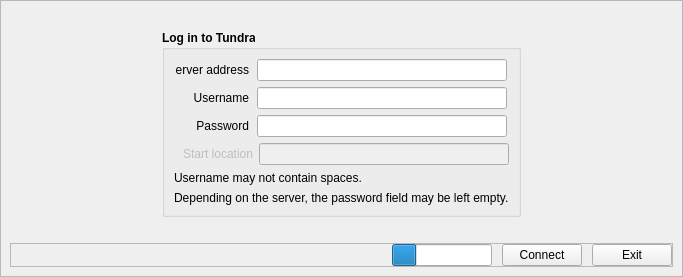
realXtend/tundra, file LoginScreenModule/ui/LoginWidget.ui: the form before one commit.
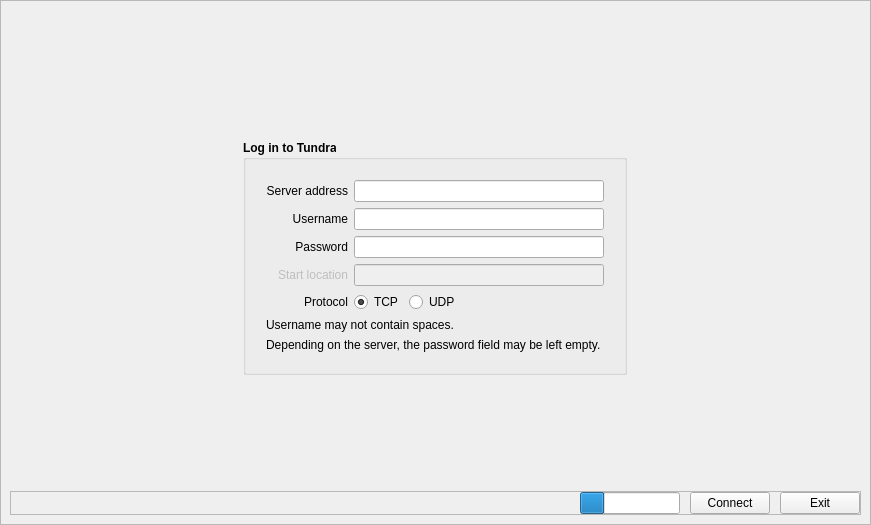
The form after the commit.

Commit message: Login now has UI to select UDP or TCP as the protocol. Login now saves last succesfull login data to a file and read it at startup.

```diff
--- a/LoginScreenModule/ui/LoginWidget.ui
+++ b/LoginScreenModule/ui/LoginWidget.ui
@@ -6,8 +6,8 @@
    <rect>
     <x>0</x>
     <y>0</y>
-    <width>683</width>
-    <height>277</height>
+    <width>871</width>
+    <height>525</height>
    </rect>
   </property>
   <property name="windowTitle">
@@ -31,25 +31,32 @@
      <layout class="QVBoxLayout" name="verticalLayout">
       <item>
        <layout class="QVBoxLayout" name="verticalLayout_BottomContainer">
+        <item>
+         <spacer name="verticalSpacer_2">
+          <property name="orientation">
+           <enum>Qt::Vertical</enum>
+          </property>
+          <property name="sizeHint" stdset="0">
+           <size>
+            <width>1</width>
+            <height>1</height>
+           </size>
+          </property>
+         </spacer>
+        </item>
         <item>
          <layout class="QHBoxLayout" name="horizontalLayout_LoginSplitHelp">
           <item>
            <layout class="QVBoxLayout" name="verticalLayout_LoginHolder">
             <item>
-             <spacer name="verticalSpacer_2">
-              <property name="orientation">
-               <enum>Qt::Vertical</enum>
+             <widget class="QLabel" name="label_ClientLogo">
+              <property name="text">
+               <string/>
               </property>
-              <property name="sizeHint" stdset="0">
-               <size>
-                <width>20</width>
-                <height>40</height>
-               </size>
+              <property name="alignment">
+               <set>Qt::AlignCenter</set>
               </property>
-             </spacer>
-            </item>
-            <item>
-             <layout class="QHBoxLayout" name="horizontalLayout_2"/>
+             </widget>
             </item>
             <item>
              <layout class="QHBoxLayout" name="horizontalLayout_8">
@@ -59,7 +66,7 @@
               <item>
                <widget class="QGroupBox" name="groupBox_2">
                 <property name="sizePolicy">
-                 <sizepolicy hsizetype="Fixed" vsizetype="Fixed">
+                 <sizepolicy hsizetype="Fixed" vsizetype="Preferred">
                   <horstretch>0</horstretch>
                   <verstretch>0</verstretch>
                  </sizepolicy>
@@ -74,16 +81,16 @@
                  <string>Log in to Tundra</string>
                 </property>
                 <layout class="QVBoxLayout" name="verticalLayout_3">
+                 <property name="margin">
+                  <number>20</number>
+                 </property>
                  <item>
-                  <layout class="QHBoxLayout" name="horizontalLayout_5">
-                   <item>
+                  <layout class="QFormLayout" name="formLayout">
+                   <property name="labelAlignment">
+                    <set>Qt::AlignRight|Qt::AlignTrailing|Qt::AlignVCenter</set>
+                   </property>
+                   <item row="0" column="0">
                     <widget class="QLabel" name="label_WorldAddress">
-                     <property name="maximumSize">
-                      <size>
-                       <width>73</width>
-                       <height>16777215</height>
-                      </size>
-                     </property>
                      <property name="font">
                       <font>
                        <weight>50</weight>
@@ -104,7 +111,7 @@
                      </property>
                     </widget>
                    </item>
-                   <item>
+                   <item row="0" column="1">
                     <widget class="QLineEdit" name="lineEdit_WorldAddress">
                      <property name="sizePolicy">
                       <sizepolicy hsizetype="Fixed" vsizetype="Fixed">
@@ -129,23 +136,8 @@
                      </property>
                     </widget>
                    </item>
-                  </layout>
-                 </item>
-                 <item>
-                  <layout class="QVBoxLayout" name="verticalLayout_InputFields">
-                   <property name="bottomMargin">
-                    <number>0</number>
-                   </property>
-                   <item>
-                    <layout class="QHBoxLayout" name="horizontalLayout_3">
-                     <item>
+                   <item row="1" column="0">
                       <widget class="QLabel" name="label_Username">
-                       <property name="maximumSize">
-                        <size>
-                         <width>73</width>
-                         <height>16777215</height>
-                        </size>
-                       </property>
                        <property name="font">
                         <font>
                          <weight>50</weight>
@@ -163,7 +155,7 @@
                        </property>
                       </widget>
                      </item>
-                     <item>
+                   <item row="1" column="1">
                       <widget class="QLineEdit" name="lineEdit_Username">
                        <property name="sizePolicy">
                         <sizepolicy hsizetype="Fixed" vsizetype="Fixed">
@@ -185,18 +177,8 @@
                        </property>
                       </widget>
                      </item>
-                    </layout>
-                   </item>
-                   <item>
-                    <layout class="QHBoxLayout" name="horizontalLayout_4">
-                     <item>
+                   <item row="2" column="0">
                       <widget class="QLabel" name="label_Password">
-                       <property name="maximumSize">
-                        <size>
-                         <width>73</width>
-                         <height>16777215</height>
-                        </size>
-                       </property>
                        <property name="font">
                         <font>
                          <weight>50</weight>
@@ -214,7 +196,7 @@
                        </property>
                       </widget>
                      </item>
-                     <item>
+                   <item row="2" column="1">
                       <widget class="QLineEdit" name="lineEdit_Password">
                        <property name="sizePolicy">
                         <sizepolicy hsizetype="Fixed" vsizetype="Fixed">
@@ -239,11 +221,7 @@
                        </property>
                       </widget>
                      </item>
-                    </layout>
-                   </item>
-                   <item>
-                    <layout class="QHBoxLayout" name="horizontalLayout_9" stretch="0,0">
-                     <item>
+                   <item row="3" column="0">
                       <widget class="QLabel" name="label_StartLocation">
                        <property name="enabled">
                         <bool>false</bool>
@@ -262,7 +240,7 @@
                        </property>
                       </widget>
                      </item>
-                     <item>
+                   <item row="3" column="1">
                       <widget class="QLineEdit" name="lineEdit_StartLocation">
                        <property name="enabled">
                         <bool>false</bool>
@@ -281,6 +259,66 @@
                        </property>
                       </widget>
                      </item>
+                   <item row="4" column="0">
+                    <widget class="QLabel" name="label_Protocol">
+                     <property name="font">
+                      <font>
+                       <weight>50</weight>
+                       <bold>false</bold>
+                      </font>
+                     </property>
+                     <property name="text">
+                      <string>Protocol</string>
+                     </property>
+                     <property name="alignment">
+                      <set>Qt::AlignRight|Qt::AlignTrailing|Qt::AlignVCenter</set>
+                     </property>
+                    </widget>
+                   </item>
+                   <item row="4" column="1">
+                    <layout class="QHBoxLayout" name="horizontalLayout">
+                     <item>
+                      <widget class="QRadioButton" name="radioButton_ProtocolTCP">
+                       <property name="font">
+                        <font>
+                         <weight>50</weight>
+                         <bold>false</bold>
+                        </font>
+                       </property>
+                       <property name="text">
+                        <string>TCP</string>
+                       </property>
+                       <property name="checked">
+                        <bool>true</bool>
+                       </property>
+                      </widget>
+                     </item>
+                     <item>
+                      <widget class="QRadioButton" name="radioButton_ProtocolUDP">
+                       <property name="font">
+                        <font>
+                         <weight>50</weight>
+                         <bold>false</bold>
+                        </font>
+                       </property>
+                       <property name="text">
+                        <string>UDP</string>
+                       </property>
+                      </widget>
+                     </item>
+                     <item>
+                      <spacer name="horizontalSpacer">
+                       <property name="orientation">
+                        <enum>Qt::Horizontal</enum>
+                       </property>
+                       <property name="sizeHint" stdset="0">
+                        <size>
+                         <width>40</width>
+                         <height>20</height>
+                        </size>
+                       </property>
+                      </spacer>
+                     </item>
                     </layout>
                    </item>
                   </layout>
@@ -327,8 +365,8 @@
           </property>
           <property name="sizeHint" stdset="0">
            <size>
-            <width>20</width>
-            <height>40</height>
+            <width>1</width>
+            <height>1</height>
            </size>
           </property>
          </spacer>
```
Lines whose indentation alone changed are shown as unchanged. The commit also changes 7 other files.
